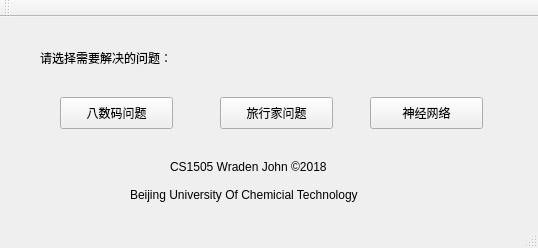
The window that E_homework/mainwindow.ui (wardenjohn/E_number_homework) describes before a commit, drawn with Qt 5.
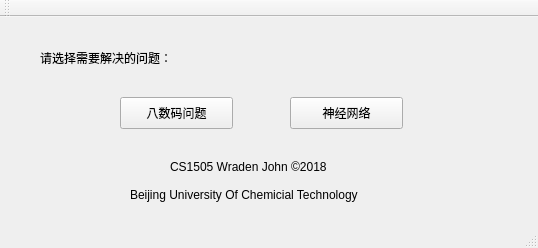
The same window after the commit.

```diff
--- a/E_homework/mainwindow.ui
+++ b/E_homework/mainwindow.ui
@@ -30,7 +30,7 @@
    <widget class="QPushButton" name="eight_number">
     <property name="geometry">
      <rect>
-      <x>60</x>
+      <x>120</x>
       <y>80</y>
       <width>113</width>
       <height>32</height>
@@ -40,19 +40,6 @@
      <string>八数码问题</string>
     </property>
    </widget>
-   <widget class="QPushButton" name="traveler">
-    <property name="geometry">
-     <rect>
-      <x>220</x>
-      <y>80</y>
-      <width>113</width>
-      <height>32</height>
-     </rect>
-    </property>
-    <property name="text">
-     <string>旅行家问题</string>
-    </property>
-   </widget>
    <widget class="QLabel" name="declear">
     <property name="geometry">
      <rect>
@@ -82,7 +69,7 @@
    <widget class="QPushButton" name="Neonet">
     <property name="geometry">
      <rect>
-      <x>370</x>
+      <x>290</x>
       <y>80</y>
       <width>113</width>
       <height>32</height>
```
